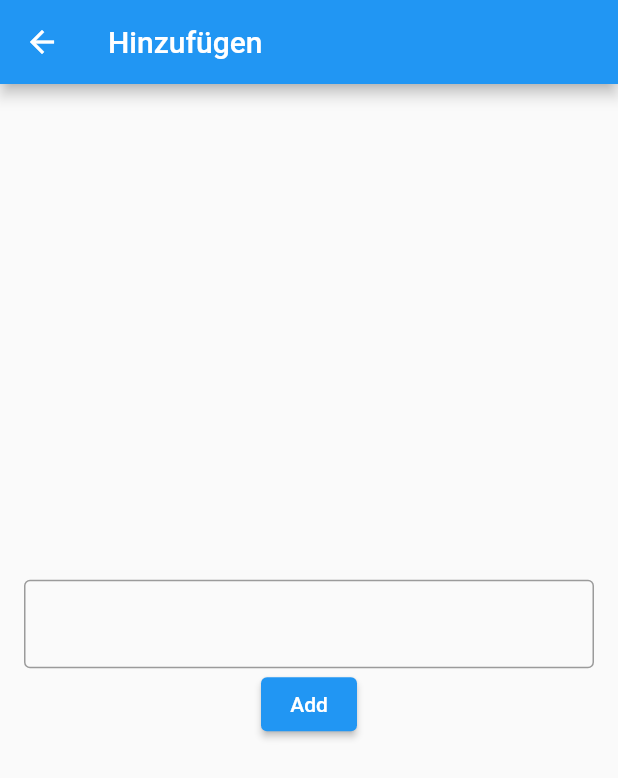
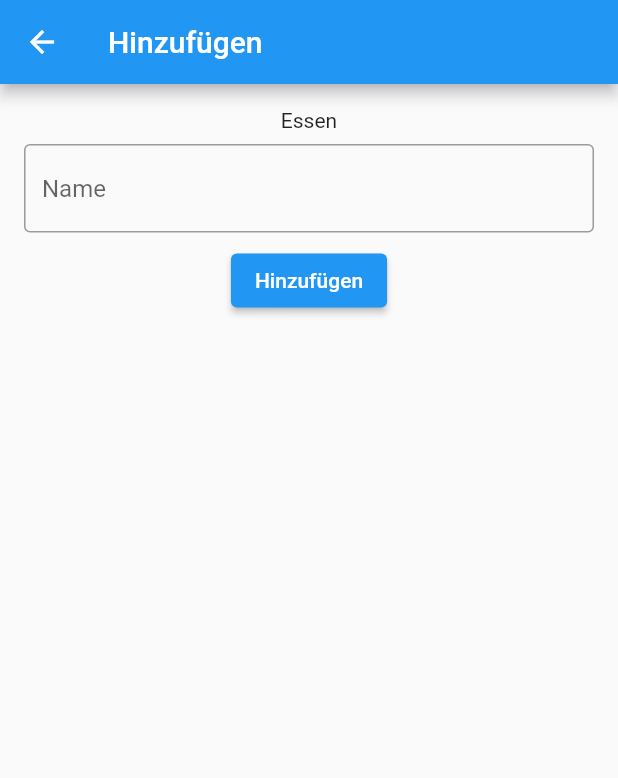
Before and after one commit to GreenOpposite/foodmix, a Flutter app: the AddPage screen opened directly, on a phone screen of 412 x 824 dp. Shown: the top 778 px of the screen. Run offline on Flutter 3.47's test engine with Material 2 defaults, Android fonts, the phone set to English and light mode, and no system bars; our stand-ins replace fluttertoast, shared_preferences; missing offline and left inert: shared_preferences_web; accounts and stored records are empty.

Commit message:
everything is broken

```diff
--- a/lib/models/food_list.dart
+++ b/lib/models/food_list.dart
@@ -1,3 +1,7 @@
+import 'dart:convert';
+import 'dart:developer';
+import 'package:shared_preferences/shared_preferences.dart';
+
 class Food {
   String name;
 
@@ -5,6 +9,10 @@ class Food {
 
   String toString() {
     return name;
+  }
+
+  Map<String, dynamic> toJson() {
+    return {"name": name};
   }
 }
 
@@ -14,7 +22,12 @@ class FoodList {
   static List<Food> _foodList = [];
 
   FoodList._internal() {
-    // init things inside this
+  }
+
+  static void init(SharedPreferences prefs) => asyncInit(prefs);
+
+  static void asyncInit(SharedPreferences prefs) async {
+    loadData(prefs);
   }
 
   static void addFood(Food food) {
@@ -27,6 +40,32 @@ class FoodList {
     _foodList.remove(food);
   }
 
+  static void saveData() async {
+    SharedPreferences prefs = await SharedPreferences.getInstance();
+    prefs.setString("foodList", jsonEncode(toJson()));
+  }
+
+  static void loadData(SharedPreferences prefs) {
+    log("Loading data...", name: "cache");
+    String? data = prefs.getString("foodList");
+    if(data == null) {
+      log("No data to load.", name: "cache");
+      return;
+    }
+
+    Map<String, dynamic> json = jsonDecode(data);
+    log("loaded $json", name: "cache");
+    _loadFromJson(json);
+  }
+
+  static Map<String, dynamic> toJson() {
+    return {"foodList": _foodList};
+  }
+
+  static void _loadFromJson(Map<String, dynamic> json) {
+    _foodList = json["foodList"];
+  }
+
   static List<Food> get food {
     return _foodList;
   }
--- a/lib/pages/add_page.dart
+++ b/lib/pages/add_page.dart
@@ -1,5 +1,6 @@
 import 'package:flutter/material.dart';
 import 'package:foodmix/models/food_list.dart';
+import 'package:fluttertoast/fluttertoast.dart';
 
 class AddPage extends StatefulWidget {
   @override
@@ -9,6 +10,22 @@ class AddPage extends StatefulWidget {
 class _AddPageState extends State<AddPage> {
   TextEditingController _nameController = TextEditingController();
 
+  void addFood() {
+    String name = _nameController.text;
+    if (name == "") {
+      Fluttertoast.showToast(msg: "Das Essen braucht einen Namen.");
+      return;
+    }
+
+    FoodList.addFood(
+      Food(name: name),
+    );
+    Fluttertoast.showToast(msg: "$name hinzugefügt!");
+    setState(() {
+      _nameController.clear();
+    });
+  }
+
   @override
   Widget build(BuildContext context) {
     return Scaffold(
@@ -16,23 +33,24 @@ class _AddPageState extends State<AddPage> {
         title: Text("Hinzufügen"),
       ),
       body: Padding(
-        padding: const EdgeInsets.symmetric(horizontal: 16.0),
+        padding: const EdgeInsets.all(16.0),
         child: Column(
-          mainAxisAlignment: MainAxisAlignment.center,
+          crossAxisAlignment: CrossAxisAlignment.center,
           children: [
-            TextField(
-              controller: _nameController,
-              decoration: InputDecoration(
-                border: OutlineInputBorder(),
+            Text("Essen"),
+            Padding(
+              padding: const EdgeInsets.symmetric(vertical: 8.0),
+              child: TextField(
+                controller: _nameController,
+                decoration: InputDecoration(
+                  hintText: "Name",
+                  border: OutlineInputBorder(),
+                ),
               ),
             ),
             ElevatedButton(
-              onPressed: () {
-                FoodList.addFood(
-                  Food(name: _nameController.text),
-                );
-              },
-              child: Text("Add"),
+              onPressed: () => addFood(),
+              child: Text("Hinzufügen"),
             ),
           ],
         ),
--- a/pubspec.yaml
+++ b/pubspec.yaml
@@ -23,7 +23,8 @@ environment:
 dependencies:
   flutter:
     sdk: flutter
-
+  fluttertoast: ^8.0.6
+  shared_preferences: ^2.0.5
 
 dev_dependencies:
   flutter_test:
```
Also changed, not shown: lib/generated_plugin_registrant.dart (added, +18 -0 lines), lib/main.dart (+6 -1 lines), 2 other files.
